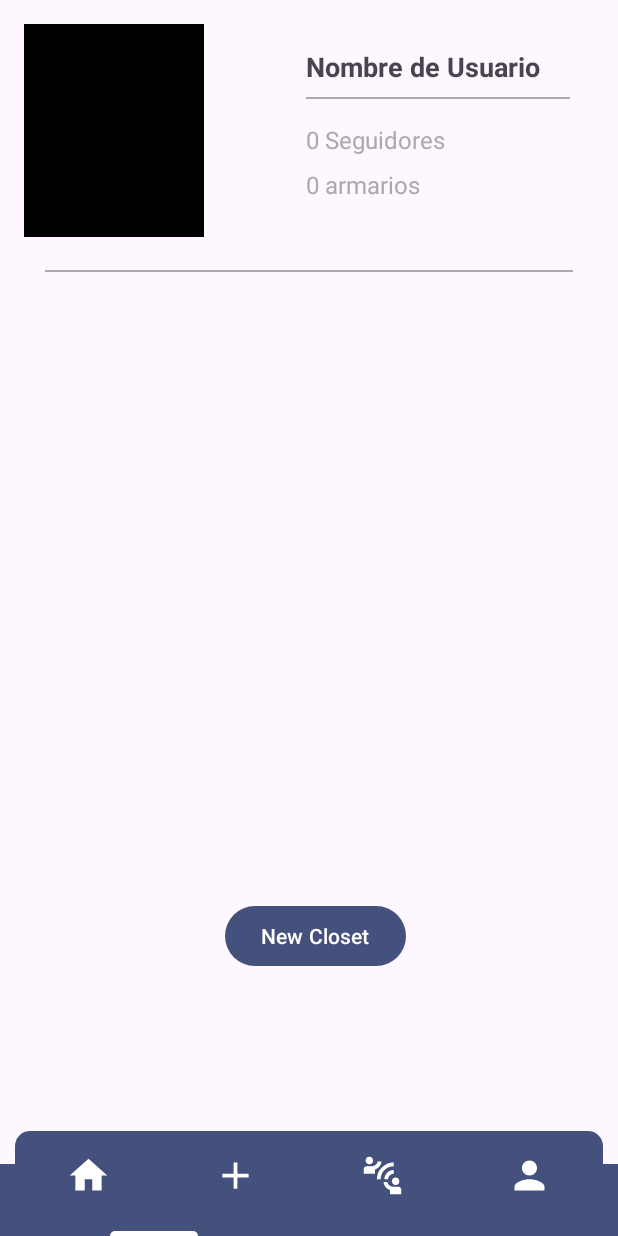
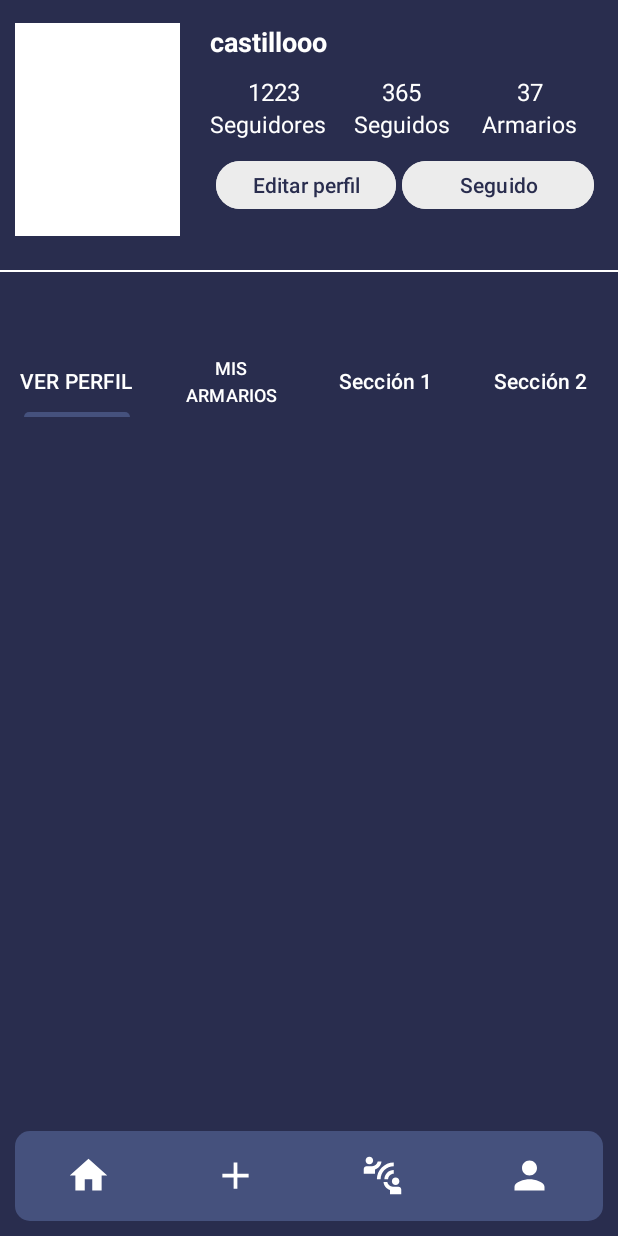
Before and after one commit to Chettyninho/ClosetLogic, an Android app: the HomeFragment screen opened directly, with no data from a screen before it, item 4 of the bottom bar chosen, on a phone screen of 412 x 824 dp. Run offline under Robolectric (Android 15) with nearby library versions, the phone set to English and light mode, and no system bars; 5 statements that could not run were skipped.

Commit message:
funciona TODO DE MOMENTO, SOLO HAY QUE SACAR LAS JODIDAS IMAGENS

```diff
--- a/GoodCloset/app/src/main/res/layout/fragment_profile.xml
+++ b/GoodCloset/app/src/main/res/layout/fragment_profile.xml
@@ -4,65 +4,180 @@
     android:layout_width="match_parent"
     android:layout_height="match_parent"
     xmlns:app="http://schemas.android.com/apk/res-auto"
-    tools:context=".ProfileFragment">
+    tools:context=".ProfileFragment"
+    android:background="#292D4E">
 
     <FrameLayout
         android:layout_width="match_parent"
         android:layout_height="match_parent">
 
+
+        <LinearLayout
+            android:layout_marginTop="15dp"
+            android:layout_width="match_parent"
+            android:layout_height="match_parent"
+            android:orientation="horizontal">
+
             <ImageView
                 android:id="@+id/profileImageView"
-            android:layout_width="120dp"
+                android:layout_width="110dp"
                 android:layout_height="142dp"
                 android:layout_gravity="start"
-            android:layout_marginStart="16dp"
-            android:layout_marginTop="16dp"
-            android:src="@color/black" />
+                android:layout_marginStart="10dp"
+                android:src="@color/white" />
 
             <LinearLayout
-            android:layout_width="208dp"
+                android:layout_width="match_parent"
                 android:layout_height="wrap_content"
                 android:layout_gravity="top|end"
-            android:layout_marginTop="16dp"
+                android:layout_marginStart="20dp"
                 android:layout_marginEnd="16dp"
-            android:orientation="vertical"
-            android:padding="16dp">
+                android:orientation="vertical">
 
                 <!-- Nombre de usuario -->
                 <TextView
                     android:id="@+id/usernameTextView"
-                android:layout_width="wrap_content"
+                    android:layout_width="match_parent"
                     android:layout_height="wrap_content"
-                android:text="Nombre de Usuario"
+                    android:text="castillooo"
+                    android:textColor="@color/white"
                     android:textSize="18sp"
                     android:textStyle="bold" />
-            <View
+
+                <LinearLayout
                     android:layout_width="match_parent"
-                android:layout_height="1dp"
-                android:background="@android:color/darker_gray"
-                android:layout_marginTop="8dp"
-                android:layout_marginBottom="8dp"/>
+                    android:layout_height="match_parent"
+                    android:layout_marginTop="10dp"
+                    android:orientation="horizontal">
 
+                    <LinearLayout
+                        android:layout_width="match_parent"
+                        android:layout_height="match_parent"
+                        android:layout_weight="1"
+                        android:orientation="vertical">
 
                         <TextView
                             android:id="@+id/followersTextView"
                             android:layout_width="wrap_content"
                             android:layout_height="wrap_content"
-                android:layout_marginTop="8dp"
-                android:text="0 Seguidores"
-                android:textColor="@android:color/darker_gray"
+                            android:layout_gravity="center"
+                            android:layout_weight="1"
+                            android:text="1223"
+                            android:textColor="@color/white"
                             android:textSize="16sp" />
 
                         <TextView
-                android:id="@+id/tvNumeroArmarios"
+                            android:id="@+id/seguidores"
+                            android:layout_width="wrap_content"
+                            android:layout_height="wrap_content"
+                            android:layout_weight="1"
+                            android:text="Seguidores"
+                            android:textColor="@color/white"
+                            android:textSize="15sp" />
+                    </LinearLayout>
+
+                    <LinearLayout
                         android:layout_width="match_parent"
+                        android:layout_height="match_parent"
+                        android:layout_weight="1"
+
+                        android:gravity="center"
+                        android:orientation="vertical">
+
+                        <TextView
+                            android:id="@+id/tvNumeroSeguidos"
+                            android:layout_width="wrap_content"
                             android:layout_height="wrap_content"
-                android:layout_marginTop="8dp"
-                android:text="0 armarios"
-                android:textColor="@android:color/darker_gray"
+                            android:layout_weight="1"
+                            android:text="365"
+                            android:textColor="@color/white"
                             android:textSize="16sp" />
 
+                        <TextView
+                            android:id="@+id/seguidos"
+                            android:layout_width="wrap_content"
+                            android:layout_height="wrap_content"
+                            android:layout_weight="1"
+                            android:text="Seguidos"
+                            android:textColor="@color/white"
+                            android:textSize="15sp" />
+                    </LinearLayout>
 
+                    <LinearLayout
+                        android:layout_width="match_parent"
+                        android:layout_height="match_parent"
+                        android:layout_weight="1"
+                        android:gravity="center"
+                        android:orientation="vertical">
+
+                        <TextView
+                            android:id="@+id/tvNumeroArmarios"
+                            android:layout_width="wrap_content"
+                            android:layout_height="wrap_content"
+                            android:layout_gravity="center"
+                            android:layout_weight="1"
+                            android:text="37"
+                            android:textColor="@color/white"
+                            android:textSize="16sp" />
+
+                        <TextView
+                            android:id="@+id/armarios"
+                            android:layout_width="wrap_content"
+                            android:layout_height="wrap_content"
+                            android:layout_weight="1"
+                            android:text="Armarios"
+                            android:textColor="@color/white"
+                            android:textSize="15sp" />
+                    </LinearLayout>
+
+
+
+
+
+                </LinearLayout>
+
+                <LinearLayout
+                    android:layout_width="match_parent"
+                    android:layout_height="match_parent"
+                    android:orientation="horizontal"
+                    android:layout_marginTop="10dp">
+
+                    <LinearLayout
+                        android:layout_width="match_parent"
+                        android:layout_height="match_parent"
+                        android:layout_weight="1"
+                        android:gravity="center"
+                        android:orientation="vertical">
+
+                        <Button
+                            android:id="@+id/editarPerfil"
+                            android:layout_width="wrap_content"
+                            android:layout_height="40dp"
+                            android:backgroundTint="@color/defindedgray"
+                            android:text="Editar perfil"
+                            android:textColor="@color/firstcolor"/>
+
+                    </LinearLayout>
+
+                    <LinearLayout
+                        android:layout_width="match_parent"
+                        android:layout_height="match_parent"
+                        android:layout_weight="1"
+                        android:gravity="center"
+                        android:orientation="vertical">
+
+                        <Button
+                            android:id="@+id/Seguido"
+                            android:layout_width="match_parent"
+                            android:layout_height="40dp"
+                            android:text="Seguido"
+                            android:backgroundTint="@color/defindedgray"
+                            android:textColor="@color/firstcolor"/>
+
+                    </LinearLayout>
+                </LinearLayout>
+
+            </LinearLayout>
         </LinearLayout>
 
         <View
@@ -70,17 +185,9 @@
             android:layout_height="1dp"
             android:layout_marginTop="180dp"
             android:layout_marginBottom="8dp"
-            android:layout_marginEnd="30dp"
-            android:layout_marginStart="30dp"
-            android:background="@android:color/darker_gray" />
+            android:background="@color/white" />
 
-        <androidx.recyclerview.widget.RecyclerView
-            android:id="@+id/recicledView"
-            android:layout_marginTop="200dp"
-            android:layout_width="match_parent"
-            android:layout_height="380dp" >
 
-        </androidx.recyclerview.widget.RecyclerView>
 
         <!-- TabLayout para las pestañas -->
         <Button
@@ -99,14 +206,35 @@
             android:id="@+id/tabLayout"
             android:layout_width="match_parent"
             android:layout_height="wrap_content"
-            android:layout_gravity="bottom"
-            android:background="?attr/colorPrimary"
-            app:tabGravity="fill"
-            app:tabIndicatorColor="@android:color/white"
-            app:tabMode="fixed"
-            app:tabSelectedTextColor="@android:color/white"
-            app:tabTextColor="@android:color/white"
-            />
+            android:background="#292D4E"
+            app:tabTextColor="@color/white"
+            android:layout_marginTop="230dp"
+            tools:layout_editor_absoluteX="1dp">
+
+            <com.google.android.material.tabs.TabItem
+                android:layout_width="wrap_content"
+                android:layout_height="wrap_content"
+                android:text="VER PERFIL" />
+
+            <com.google.android.material.tabs.TabItem
+                android:layout_width="wrap_content"
+                android:layout_height="wrap_content"
+                android:text="MIS ARMARIOS" />
+
+        </com.google.android.material.tabs.TabLayout>
+
+        <androidx.viewpager.widget.ViewPager
+            android:id="@+id/viewPager"
+            android:layout_width="match_parent"
+            android:layout_marginTop="300dp"
+            android:layout_height="wrap_content"
+            android:background="#292D4E"
+            app:layout_constraintBottom_toBottomOf="parent"
+            app:layout_constraintEnd_toEndOf="parent"
+            app:layout_constraintStart_toStartOf="parent"
+            app:layout_constraintTop_toBottomOf="@+id/tabLayout">
+        </androidx.viewpager.widget.ViewPager>
 
     </FrameLayout>
+
 </FrameLayout>
--- a/GoodCloset/app/src/main/res/values/colors.xml
+++ b/GoodCloset/app/src/main/res/values/colors.xml
@@ -2,4 +2,6 @@
 <resources>
     <color name="black">#FF000000</color>
     <color name="white">#FFFFFFFF</color>
+    <color name="defindedgray">#ECECEC</color>
+    <color name="firstcolor">#292D4E</color>
 </resources>
```
Lines whose indentation alone changed are shown as unchanged.
